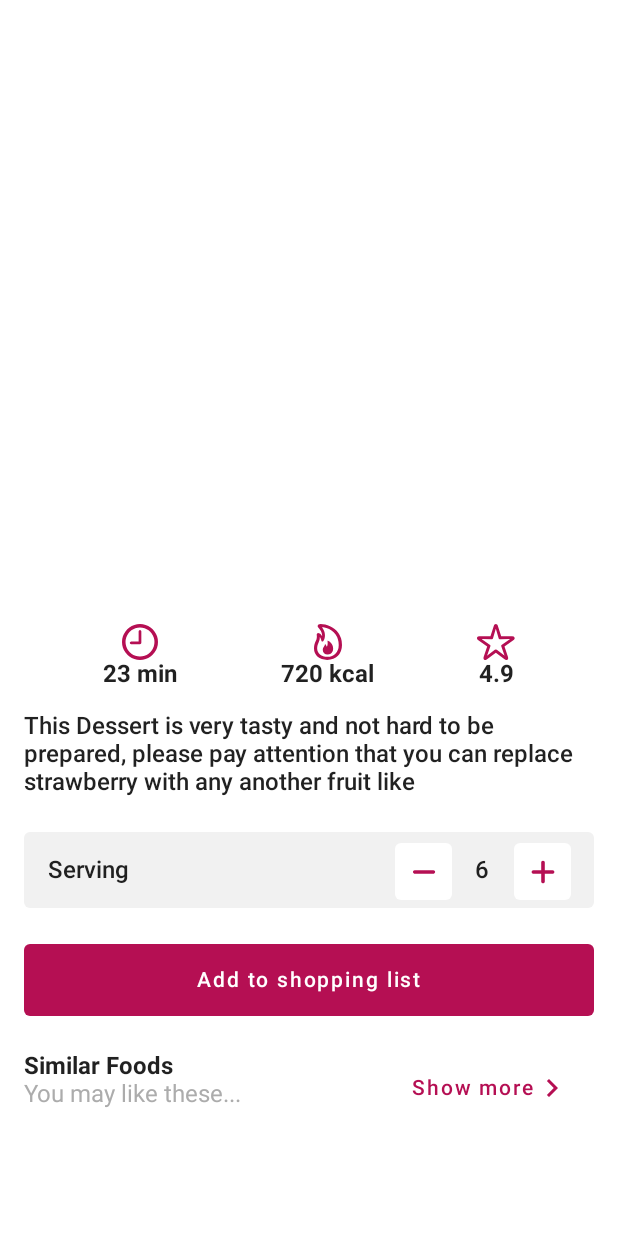
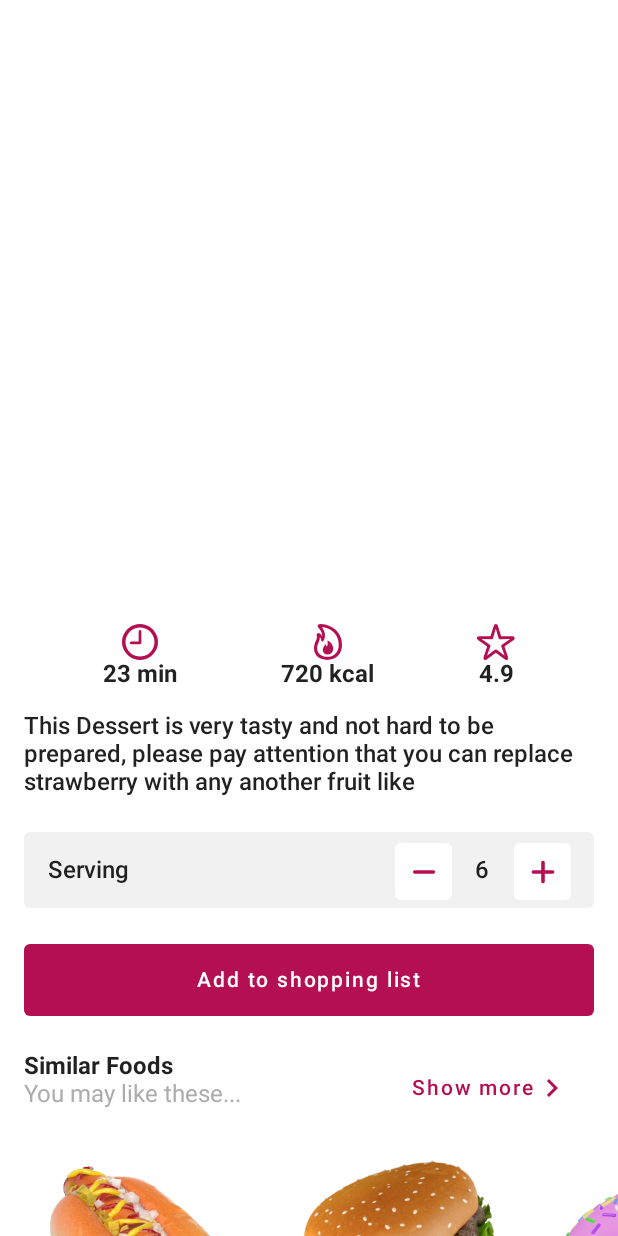
Before and after one commit to Aliiiw/Food-Ui, an Android app built with Jetpack Compose: the composable Content shown on its own in the app's theme, on a phone screen of 412 x 824 dp. Run offline under Robolectric (Android 15) with nearby library versions, the phone set to English and light mode, and no system bars; our stand-ins replace accompanist; 7 statements that could not run were skipped.

Commit message:
add the cards view or food items

```diff
--- a/app/src/main/java/com/alirahimi/foodui/Content.kt
+++ b/app/src/main/java/com/alirahimi/foodui/Content.kt
@@ -4,6 +4,7 @@ import androidx.compose.foundation.layout.PaddingValues
 import androidx.compose.foundation.lazy.LazyColumn
 import androidx.compose.foundation.lazy.LazyListState
 import androidx.compose.runtime.Composable
+import androidx.compose.ui.res.painterResource
 
 @Composable
 fun Content(scrollState: LazyListState) {
@@ -19,6 +20,7 @@ fun Content(scrollState: LazyListState) {
             ServingNumber()
             ShoppingListButton()
             SimilarFoodsHeader()
+            SimilarFoods()
 
         }
     }
--- /dev/null
+++ b/app/src/main/java/com/alirahimi/foodui/FastFoodItem.kt
@@ -0,0 +1,111 @@
+package com.alirahimi.foodui
+
+import androidx.compose.foundation.Image
+import androidx.compose.foundation.background
+import androidx.compose.foundation.layout.*
+import androidx.compose.foundation.shape.RoundedCornerShape
+import androidx.compose.material.Button
+import androidx.compose.material.ButtonDefaults
+import androidx.compose.material.Icon
+import androidx.compose.material.Text
+import androidx.compose.runtime.Composable
+import androidx.compose.ui.Alignment
+import androidx.compose.ui.Modifier
+import androidx.compose.ui.draw.clip
+import androidx.compose.ui.graphics.Color
+import androidx.compose.ui.graphics.painter.Painter
+import androidx.compose.ui.res.painterResource
+import androidx.compose.ui.text.font.FontWeight
+import androidx.compose.ui.unit.dp
+import androidx.compose.ui.unit.sp
+import com.alirahimi.foodui.ui.theme.LightGray
+import com.alirahimi.foodui.ui.theme.Pink
+
+
+@Composable
+fun FastFoodItem(image: Painter, name: String, description: String, price: String) {
+
+    Box(
+        modifier = Modifier
+            .width(170.dp)
+            .height(250.dp)
+            .padding(8.dp),
+        contentAlignment = Alignment.BottomCenter
+    ) {
+        Box(
+            modifier = Modifier
+                .fillMaxWidth()
+                .fillMaxHeight(0.7f)
+                .clip(RoundedCornerShape(16.dp))
+                .background(LightGray)
+        ) {
+            Column(
+                modifier = Modifier
+                    .fillMaxWidth()
+                    .padding(top = 75.dp),
+                horizontalAlignment = Alignment.CenterHorizontally
+            ) {
+                Text(
+                    text = name,
+                    fontWeight = FontWeight.Bold,
+                    fontSize = 16.sp
+                )
+
+                Text(
+                    modifier = Modifier.padding(top = 5.dp),
+                    text = description,
+                    color = Color.Gray
+
+                )
+
+                Row(
+                    modifier = Modifier
+                        .fillMaxWidth()
+                        .padding(horizontal = 14.dp),
+                    horizontalArrangement = Arrangement.SpaceBetween,
+                    verticalAlignment = Alignment.CenterVertically
+                ) {
+                    Text(
+                        text = price,
+                        fontWeight = FontWeight.ExtraBold,
+                        fontSize = 16.sp,
+                        color = Pink
+                    )
+
+                    Button(
+                        onClick = {},
+                        contentPadding = PaddingValues(),
+                        shape = RoundedCornerShape(topStart = 16.dp, topEnd = 16.dp),
+                        modifier = Modifier
+                            .padding(top = 5.dp)
+                            .fillMaxHeight()
+                            .width(38.dp),
+                        colors = ButtonDefaults.buttonColors(
+                            backgroundColor = Pink,
+                            contentColor = Color.White
+                        )
+                    ) {
+                        Icon(
+                            painter = painterResource(id = R.drawable.ic_plus),
+                            contentDescription = "",
+
+                        )
+                    }
+                }
+            }
+        }
+
+        Box(
+            modifier = Modifier
+                .fillMaxSize()
+        ) {
+            Image(
+                painter = image,
+                contentDescription = "",
+                modifier = Modifier
+                    .fillMaxWidth()
+                    .fillMaxHeight(0.6f)
+            )
+        }
+    }
+}
--- a/app/src/main/java/com/alirahimi/foodui/SimilarFoods.kt
+++ b/app/src/main/java/com/alirahimi/foodui/SimilarFoods.kt
@@ -1,8 +1,48 @@
 package com.alirahimi.foodui
 
+import androidx.compose.foundation.horizontalScroll
+import androidx.compose.foundation.layout.Row
+import androidx.compose.foundation.layout.padding
+import androidx.compose.foundation.rememberScrollState
 import androidx.compose.runtime.Composable
+import androidx.compose.ui.Modifier
+import androidx.compose.ui.res.painterResource
+import androidx.compose.ui.unit.dp
 
 @Composable
-fun SimilarFoods(){
+fun SimilarFoods() {
+    Row(
+        modifier = Modifier
+            .horizontalScroll(rememberScrollState())
+            .padding(horizontal = 16.dp, vertical = 8.dp)
+    ) {
+        FastFoodItem(
+            image = painterResource(id = R.drawable.hot_dog),
+            name = "Hot Dog",
+            description = "Fast Foods",
+            price = "7$"
+        )
 
+        FastFoodItem(
+            image = painterResource(id = R.drawable.hamburger),
+            name = "Hamburger",
+            description = "Fast Foods",
+            price = "3$"
+        )
+
+        FastFoodItem(
+            image = painterResource(id = R.drawable.doughnut),
+            name = "Doughnut",
+            description = "Dessert",
+            price = "6$"
+        )
+
+        FastFoodItem(
+            image = painterResource(id = R.drawable.apple_pie),
+            name = "Apple Pie",
+            description = "Cookies",
+            price = "23$"
+        )
+
+    }
 }
--- a/app/src/main/java/com/alirahimi/foodui/screens/FoodScreen.kt
+++ b/app/src/main/java/com/alirahimi/foodui/screens/FoodScreen.kt
@@ -4,6 +4,7 @@ import androidx.compose.foundation.layout.Box
 import androidx.compose.foundation.lazy.rememberLazyListState
 import androidx.compose.foundation.rememberScrollState
 import androidx.compose.runtime.Composable
+import androidx.compose.ui.graphics.painter.Painter
 import com.alirahimi.foodui.Content
 import com.alirahimi.foodui.ParallaxToolbar
 
```
